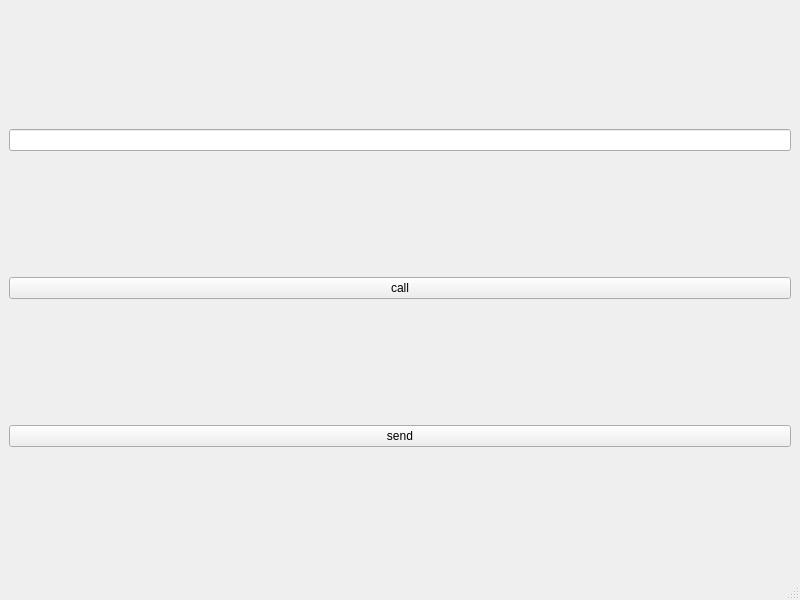
Before: the Qt Designer form mainwindow.ui in miikeGit/P2PClient, drawn with Qt 5.
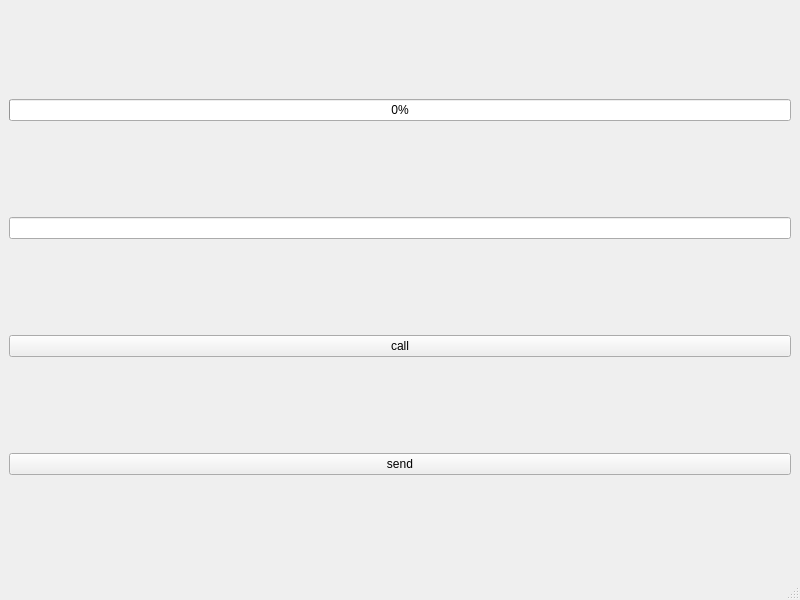
After: the same form once the commit is applied.

```diff
--- a/mainwindow.ui
+++ b/mainwindow.ui
@@ -15,6 +15,13 @@
   </property>
   <widget class="QWidget" name="centralwidget">
    <layout class="QVBoxLayout" name="verticalLayout">
+    <item>
+     <widget class="QProgressBar" name="progressBar">
+      <property name="value">
+       <number>0</number>
+      </property>
+     </widget>
+    </item>
     <item>
      <widget class="QLineEdit" name="targetIdLineEdit"/>
     </item>
```
